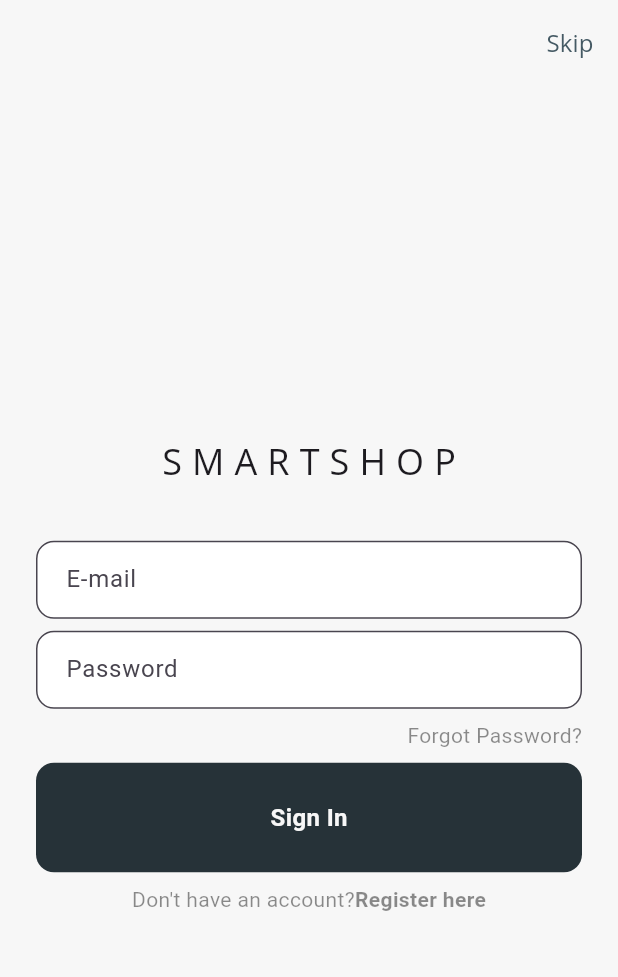
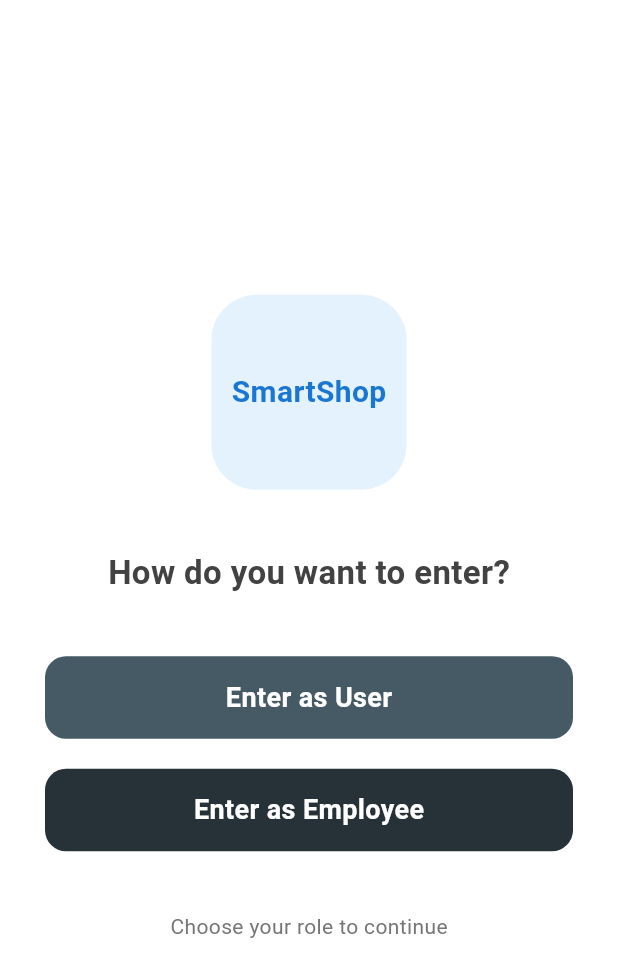
Before and after one commit to JubaerNahin/smartshop, a Flutter app: the screen it shows after launch, on a phone screen of 412 x 824 dp. Shown: the top 977 px of the screen. Run offline on Flutter 3.47's test engine with Material 3 defaults, Android fonts, the phone set to English and light mode, and no system bars; our stand-ins replace chat_bubbles, cloud_firestore, device_preview, firebase_auth, firebase_core, get and 1 more; accounts and stored records are empty.

Commit message:
admin side screens are done

```diff
--- a/flutter_app/lib/Admin_Side_Screens/controllers/admin_auth_controller.dart
+++ b/flutter_app/lib/Employee_Side_Screens/controllers/admin_auth_controller.dart
@@ -1,6 +1,6 @@
 import 'package:cloud_firestore/cloud_firestore.dart';
 import 'package:firebase_auth/firebase_auth.dart';
-import 'package:flutter_app/Admin_Side_Screens/models/admin_users.dart';
+import 'package:flutter_app/Employee_Side_Screens/models/admin_users.dart';
 import 'package:get/get.dart';
 
 class AdminAuthController extends GetxController {
@@ -39,7 +39,7 @@
       currentAdmin.value = adminUser;
       // Successful login: navigate to admin dashboard
       Get.offAllNamed('/admin/dashboard');
-    } on FirebaseAuthException catch (e) {
+    } on FirebaseAuthException {
       rethrow; // bubble up to caller for UI handling
     } finally {
       loading.value = false;
--- a/flutter_app/lib/Admin_Side_Screens/screens/auth/admin_login_screen.dart
+++ b/flutter_app/lib/Employee_Side_Screens/screens/auth/employee_login_screen.dart
@@ -34,7 +34,7 @@
 
     try {
       await authController.login(email, pass);
-      // on success login() navigates to /admin/dashboard
+      Get.offAllNamed('/admin/dashboard');
     } on Exception catch (e) {
       String msg = e.toString();
       // If FirebaseAuthException, show its message
@@ -109,7 +109,7 @@
                 child: Column(
                   children: [
                     Text(
-                      'SmartShop Admin',
+                      'Smartshop Admin',
                       style: TextStyle(
                         color: AppColors.appbar,
                         fontSize: 22,
@@ -133,13 +133,6 @@
                         ? const CircularProgressIndicator()
                         : MyButton(text: 'Login', onTap: _login),
                     const SizedBox(height: 12),
-                    TextButton(
-                      onPressed: _forgotPassword,
-                      child: const Text(
-                        'Forgot password?',
-                        style: TextStyle(decoration: TextDecoration.underline),
-                      ),
-                    ),
                   ],
                 ),
               ),
--- a/flutter_app/lib/MyApp.dart
+++ b/flutter_app/lib/MyApp.dart
@@ -1,5 +1,6 @@
 import 'package:flutter/material.dart';
-import 'package:flutter_app/Admin_Side_Screens/screens/auth/admin_login_screen.dart';
+import 'package:flutter_app/Employee_Side_Screens/screens/auth/employee_login_screen.dart';
+import 'package:flutter_app/Employee_Side_Screens/screens/dashboard/employee_dashoboard_screen.dart';
 import 'package:flutter_app/User_Side_Screens/authentication/forgot_password_screen.dart';
 import 'package:flutter_app/User_Side_Screens/authentication/sign_in_screen.dart';
 import 'package:flutter_app/User_Side_Screens/authentication/sign_up_screen.dart';
@@ -10,6 +11,7 @@
 import 'package:flutter_app/User_Side_Screens/home/welcome_screen.dart';
 import 'package:flutter_app/User_Side_Screens/profile/profile_screen.dart';
 import 'package:flutter_app/loading_screen.dart';
+import 'package:flutter_app/role_schecking_screen.dart';
 import 'package:flutter_app/theme/themes.dart';
 import 'package:get/get.dart';
 
@@ -35,11 +37,11 @@
         GetPage(name: '/chatbot', page: () => ChatScreen()),
         GetPage(name: '/forgetpass', page: () => ForgotPasswordScreen()),
         GetPage(name: '/admin/login', page: () => const AdminLoginScreen()),
-
-        // GetPage(
-        //   name: '/admin/dashboard',
-        //   page: () => const AdminDashboardScreen(),
-        // ), // create next
+        GetPage(name: '/role', page: () => const RoleSelectionScreen()),
+        GetPage(
+          name: '/admin/dashboard',
+          page: () => const AdminDashboardScreen(),
+        ),
       ],
     );
   }
--- /dev/null
+++ b/flutter_app/lib/role_schecking_screen.dart
@@ -0,0 +1,109 @@
+import 'package:flutter/material.dart';
+import 'package:flutter_app/utils/app_colors.dart';
+import 'package:get/get.dart';
+
+class RoleSelectionScreen extends StatelessWidget {
+  const RoleSelectionScreen({super.key});
+
+  @override
+  Widget build(BuildContext context) {
+    return Scaffold(
+      backgroundColor: Colors.white,
+      body: Padding(
+        padding: const EdgeInsets.all(30.0),
+        child: Column(
+          mainAxisAlignment: MainAxisAlignment.center,
+          children: [
+            // Logo
+            Container(
+              height: 130,
+              width: 130,
+              decoration: BoxDecoration(
+                borderRadius: BorderRadius.circular(30),
+                color: Colors.blue.shade50,
+              ),
+              child: Center(
+                child: Text(
+                  "SmartShop",
+                  style: TextStyle(
+                    fontSize: 20,
+                    fontWeight: FontWeight.bold,
+                    color: Colors.blue.shade700,
+                  ),
+                ),
+              ),
+            ),
+
+            const SizedBox(height: 40),
+
+            Text(
+              "How do you want to enter?",
+              style: TextStyle(
+                fontSize: 22,
+                fontWeight: FontWeight.bold,
+                color: Colors.grey.shade800,
+              ),
+            ),
+
+            const SizedBox(height: 40),
+
+            // User Button
+            GestureDetector(
+              onTap: () => Get.offAllNamed("/signin"),
+              child: Container(
+                height: 55,
+                width: double.infinity,
+                decoration: BoxDecoration(
+                  color: AppColors.appbar,
+                  borderRadius: BorderRadius.circular(14),
+                ),
+                child: const Center(
+                  child: Text(
+                    "Enter as User",
+                    style: TextStyle(
+                      color: Colors.white,
+                      fontSize: 18,
+                      fontWeight: FontWeight.w600,
+                    ),
+                  ),
+                ),
+              ),
+            ),
+
+            const SizedBox(height: 20),
+
+            // Admin Button
+            GestureDetector(
+              onTap: () => Get.offAllNamed("/employee/login"),
+              child: Container(
+                height: 55,
+                width: double.infinity,
+                decoration: BoxDecoration(
+                  color: AppColors.buttoncolors,
+                  borderRadius: BorderRadius.circular(14),
+                ),
+                child: const Center(
+                  child: Text(
+                    "Enter as Employee",
+                    style: TextStyle(
+                      color: Colors.white,
+                      fontSize: 18,
+                      fontWeight: FontWeight.w600,
+                    ),
+                  ),
+                ),
+              ),
+            ),
+
+            const SizedBox(height: 40),
+
+            Text(
+              "Choose your role to continue",
+              style: TextStyle(color: Colors.grey.shade600, fontSize: 14),
+            ),
+          ],
+        ),
+      ),
+    );
+  }
+}
```
Also changed, not shown: flutter_app/lib/Employee_Side_Screens/screens/dashboard/employee_dashoboard_screen.dart (added, +150 -0 lines), flutter_app/lib/User_Side_Screens/home/dashboard_screen.dart (+150 -59 lines), flutter_app/lib/loading_screen.dart (+18 -10 lines), flutter_app/lib/Employee_Side_Screens/models/admin_users.dart (renamed from flutter_app/lib/Admin_Side_Screens/models/admin_users.dart).
